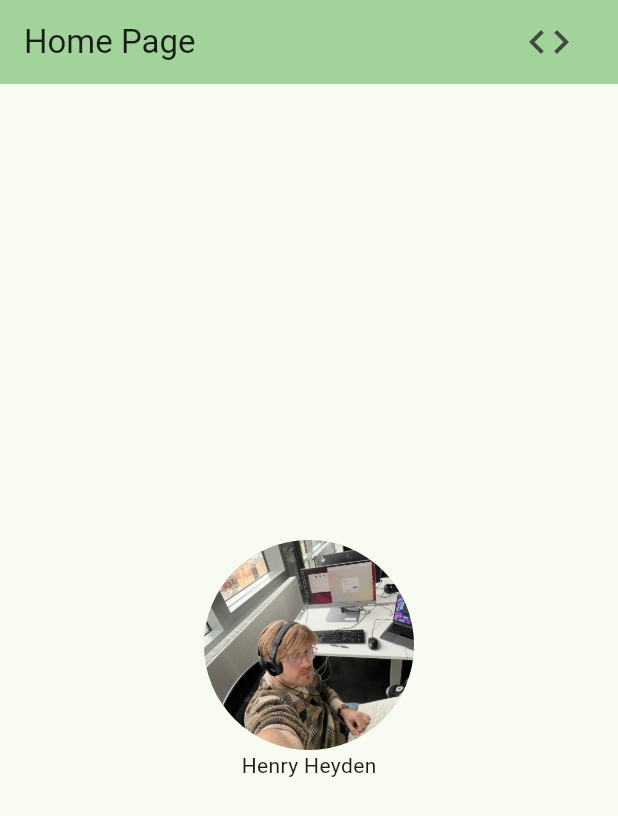
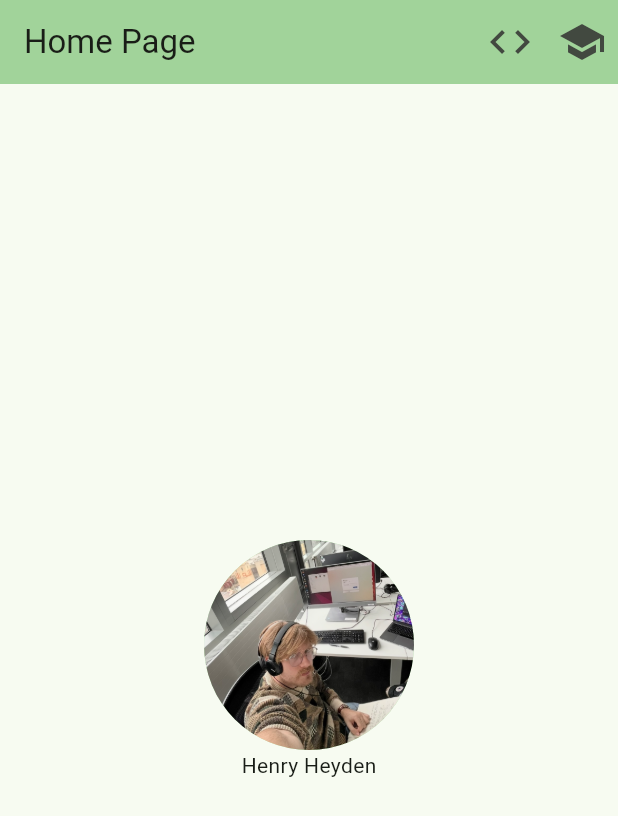
Before and after one commit to henry-h22/Personal-Website-Flutter, a Flutter app: the screen it shows after launch, on a phone screen of 412 x 824 dp. Shown: the top 816 px of the screen. Run offline on Flutter 3.47's test engine with Material 3 defaults, Android fonts, the phone set to English and light mode, and no system bars.

Commit message:
add linkedin button to appbar

```diff
--- a/lib/widgets/appbar.dart
+++ b/lib/widgets/appbar.dart
@@ -7,7 +7,7 @@ PreferredSizeWidget appBar(Color bgColor, String title) {
     title: Text(title),
     actions: [
       linkButton(Icons.code, 'https://github.com/henry-h22'),
-      const SizedBox(width: 22)
+      linkButton(Icons.school_sharp, 'https://www.linkedin.com/in/henryheyden22/'),
     ],
   );
 }
```
